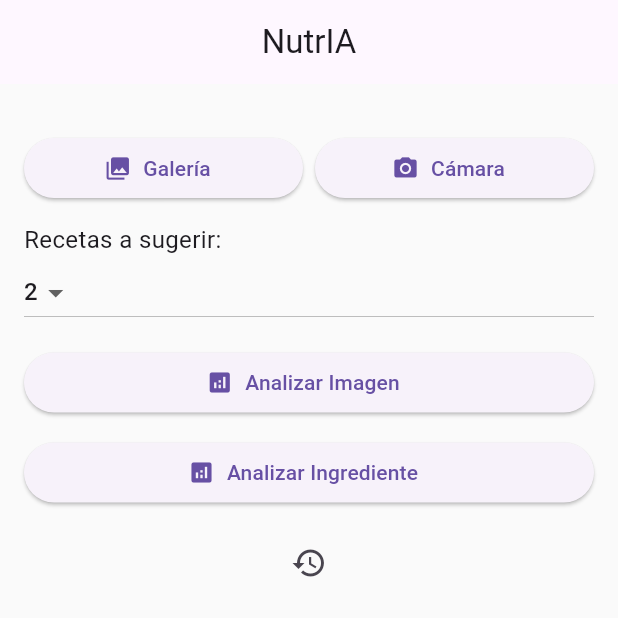
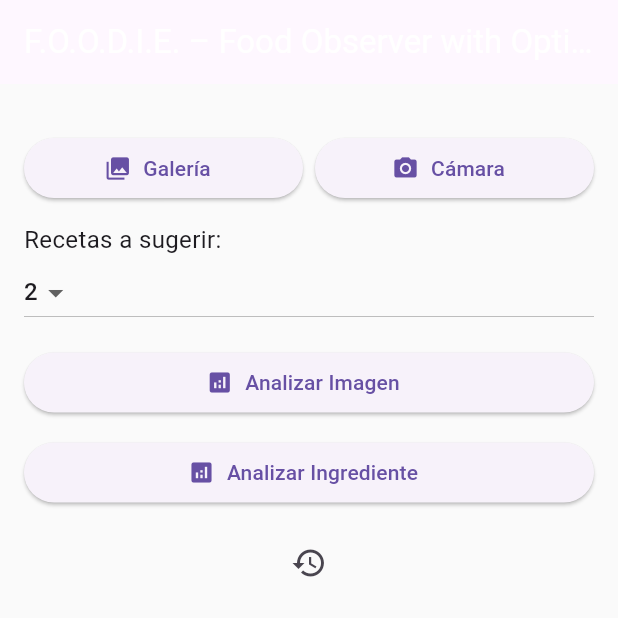
Before and after one commit to Ansc0307/Recetas, a Flutter app: the screen it shows after launch, on a phone screen of 412 x 824 dp, the top half of it. Run offline on Flutter 3.47's test engine with Material 3 defaults, Android fonts, the phone set to English and light mode, and no system bars; our stand-ins replace flutter_tts, image_picker.

```diff
--- a/p_cookai-main/lib/home_page.dart
+++ b/p_cookai-main/lib/home_page.dart
@@ -123,7 +123,11 @@ Future<void> _analyzeIgredientes() async {
   @override
   Widget build(BuildContext context) {
     return Scaffold(
-      appBar: AppBar(title: Text('NutrIA'), centerTitle: true),
+      appBar: AppBar(
+        title: const Text(
+          'F.O.O.D.I.E. – Food Observer with Optimized Detection and Intelligent Engine',
+          style: TextStyle(color: Colors.white),
+        ), centerTitle: true),
       body: Stack(
         children: [
           SingleChildScrollView(
```
